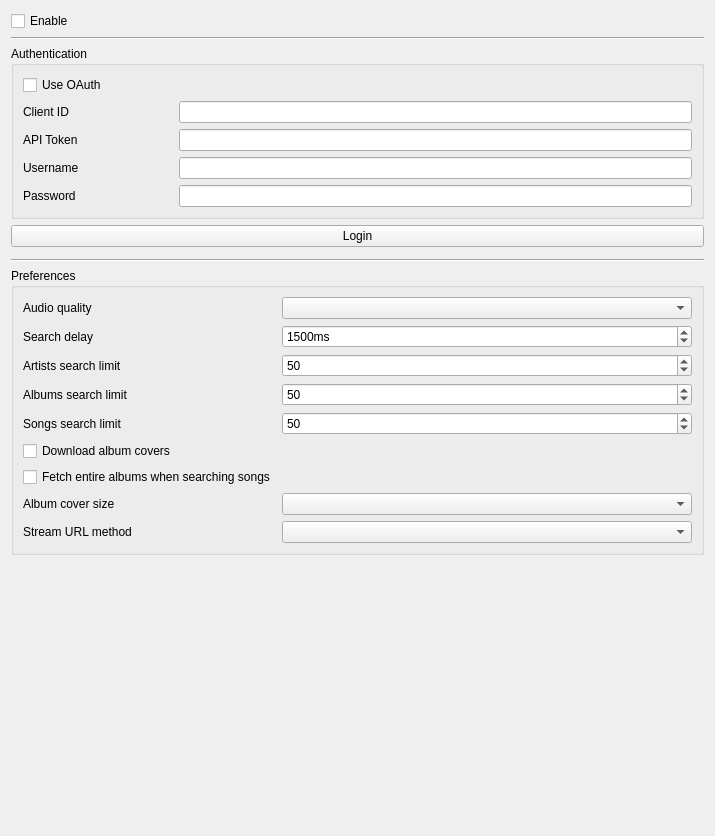
Before: the Qt Designer form src/settings/tidalsettingspage.ui in strawberrymusicplayer/strawberry, drawn with Qt 5.
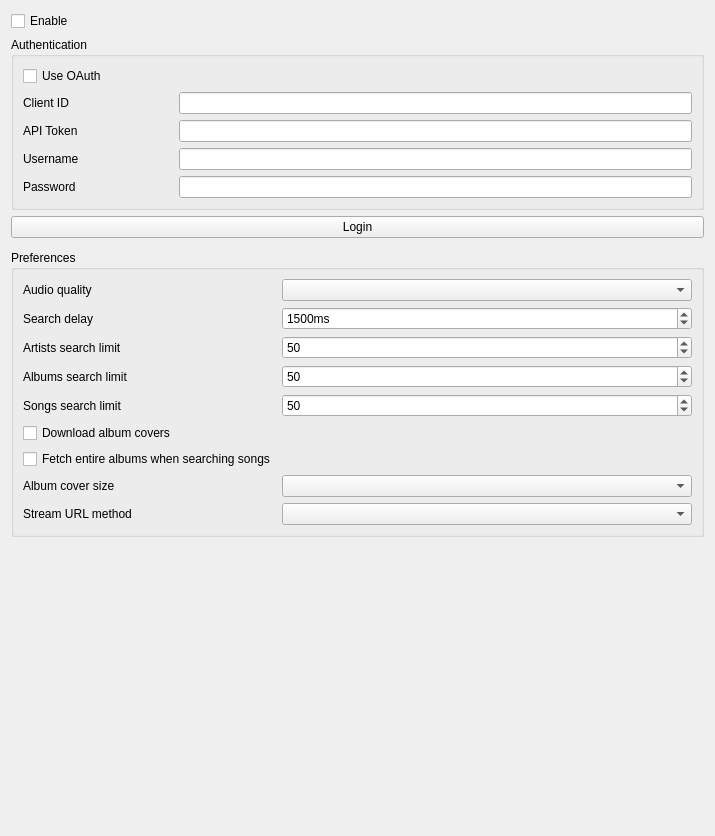
After: the same form once the commit is applied. Icons and pictures are not drawn. Custom widgets are drawn as their Qt base class.

Commit message: Remove all lines in settings

Patch:
```diff
--- a/src/settings/tidalsettingspage.ui
+++ b/src/settings/tidalsettingspage.ui
@@ -21,13 +21,6 @@
      </property>
     </widget>
    </item>
-   <item>
-    <widget class="Line" name="line_1">
-     <property name="orientation">
-      <enum>Qt::Horizontal</enum>
-     </property>
-    </widget>
-   </item>
    <item>
     <widget class="QGroupBox" name="credential_group">
      <property name="sizePolicy">
@@ -127,13 +120,6 @@
    <item>
     <widget class="LoginStateWidget" name="login_state" native="true"/>
    </item>
-   <item>
-    <widget class="Line" name="line_2">
-     <property name="orientation">
-      <enum>Qt::Horizontal</enum>
-     </property>
-    </widget>
-   </item>
    <item>
     <widget class="QGroupBox" name="groupbox_preferences">
      <property name="title">
```
The commit also changes 9 other files.
